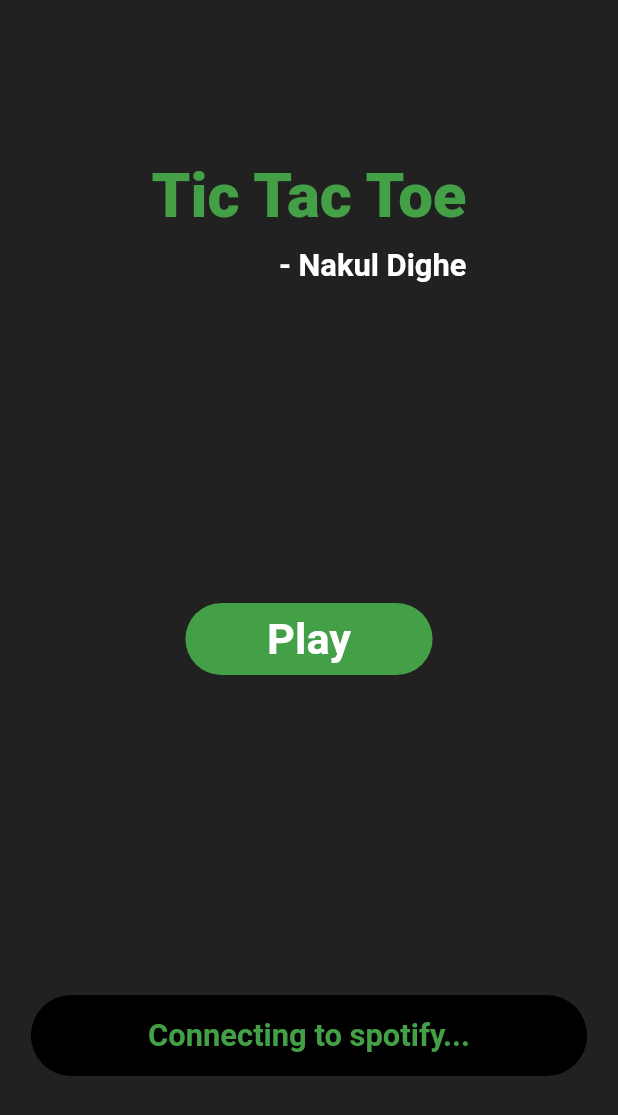
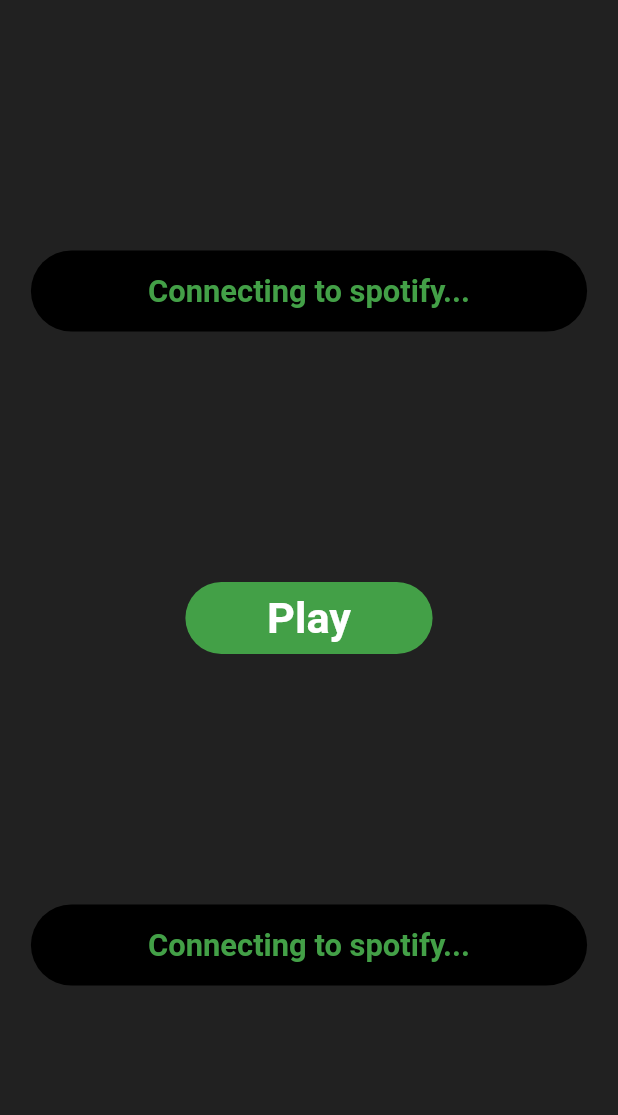
Before and after one commit to Nakul-D/Spotify-Tic-Tac-Toe, a Flutter app: the screen it shows after launch, on a phone screen of 412 x 824 dp. Shown: the top 1115 px of the screen. Run offline on Flutter 3.47's test engine with Material 2 defaults, Android fonts, the phone set to English and light mode, and no system bars; our stand-ins replace flutter_bloc; missing offline and left inert: spotify_sdk.

Commit message:
Home screen UI changes

```diff
--- a/app/lib/screens/homeScreen.dart
+++ b/app/lib/screens/homeScreen.dart
@@ -1,6 +1,8 @@
+import 'package:app/widgets/trackPanel.dart';
 import 'package:flutter/material.dart';
 import 'package:app/logic/spotifyBloc.dart';
 import 'package:app/logic/spotifyEvents.dart';
+import 'package:app/widgets/connecting.dart';
 import 'package:app/widgets/musicController.dart';
 import 'package:spotify_sdk/models/connection_status.dart';
 
@@ -14,6 +16,7 @@ class HomeScreen extends StatefulWidget {
 class _HomeScreenState extends State<HomeScreen> {
 
   late SpotifyController spotifyController;
+  bool connected = false;
 
   void initState() {
     spotifyController = SpotifyController();
@@ -29,33 +32,25 @@ class _HomeScreenState extends State<HomeScreen> {
     return Scaffold(
       backgroundColor: Colors.grey[900],
       body: SafeArea(
-        child: Center(
+        child: StreamBuilder(
+          stream:spotifyController.connectionStatus,
+          builder: (context, AsyncSnapshot<ConnectionStatus> snapshot) {
+            if (snapshot.data != null) {
+              ConnectionStatus status = snapshot.data!;
+              if (status.connected) {
+                connected = true;
+              }
+            }
+            return Center(
               child: Column(
                 mainAxisAlignment: MainAxisAlignment.spaceEvenly,
                 children: [
-              Column(
-                crossAxisAlignment: CrossAxisAlignment.end,
-                children: [
-                  Text(
-                    "Tic Tac Toe",
-                    style: TextStyle(
-                      color: Colors.green[600],
-                      fontSize: width * 0.1,
-                      fontWeight: FontWeight.w900
-                    ),
-                  ),
-                  SizedBox(height: 10),
-                  Text(
-                    "- Nakul Dighe",
-                    style: TextStyle(
-                      color: Colors.white,
-                      fontSize: width * 0.05,
-                      fontWeight: FontWeight.bold
-                    ),
-                  ),
-                ],
-              ),
-              SizedBox(),
+                  // If connected display track panel else display connecting
+                  connected ? TrackPanel(
+                    width: width,
+                    height: height,
+                    spotifyController: spotifyController,
+                  ) : Connecting(width: width, height: height),
                   GestureDetector(
                     child: Container(
                       alignment: Alignment.center,
@@ -78,42 +73,16 @@ class _HomeScreenState extends State<HomeScreen> {
                       print("PlayScreen");
                     },
                   ),
-              SizedBox(),
-              StreamBuilder(
-                stream: spotifyController.connectionStatus,
-                builder: (context, AsyncSnapshot<ConnectionStatus> snapshot) {
-                  if (snapshot.data != null) {
-                    ConnectionStatus status = snapshot.data!;
-                    if (status.connected) {
-                      return MusicController(
+                  // If connected display music controller else display connecting
+                  connected ? MusicController(
                     width: width,
                     height: height,
                     spotifyController: spotifyController,
-                      );
-                    }
-                  }
-                  return Container(
-                    padding: EdgeInsets.only(top: 15.0, bottom: 15.0),
-                    width: width * 0.9,
-                    child: Center(
-                      child: Text(
-                        "Connecting to spotify...",
-                        style: TextStyle(
-                          color: Colors.green[600],
-                          fontSize: width * 0.05,
-                          fontWeight: FontWeight.bold
-                        ),
-                      ),
-                    ),
-                    decoration: BoxDecoration(
-                      color: Colors.black,
-                      borderRadius: BorderRadius.circular(100.0)
+                  ) : Connecting(width: width, height: height)
+                ],
               ),
             );
           }
-              ),
-            ],
-          ),
         ),
       ),
     );
--- /dev/null
+++ b/app/lib/widgets/connecting.dart
@@ -0,0 +1,34 @@
+import 'package:flutter/material.dart';
+
+class Connecting extends StatelessWidget {
+
+  final double width;
+  final double height;
+  const Connecting({
+    required this.width,
+    required this.height,
+    Key? key
+  }) : super(key: key);
+
+  @override
+  Widget build(BuildContext context) {
+    return Container(
+      padding: EdgeInsets.only(top: 15.0, bottom: 15.0),
+      width: width * 0.9,
+      child: Center(
+        child: Text(
+          "Connecting to spotify...",
+          style: TextStyle(
+            color: Colors.green[600],
+            fontSize: width * 0.05,
+            fontWeight: FontWeight.bold
+          ),
+        ),
+      ),
+      decoration: BoxDecoration(
+        color: Colors.black,
+        borderRadius: BorderRadius.circular(100.0)
+      ),
+    );
+  }
+}
```
Also changed, not shown: app/lib/widgets/trackPanel.dart (+63 -12 lines). Lines whose indentation alone changed are shown as unchanged.
